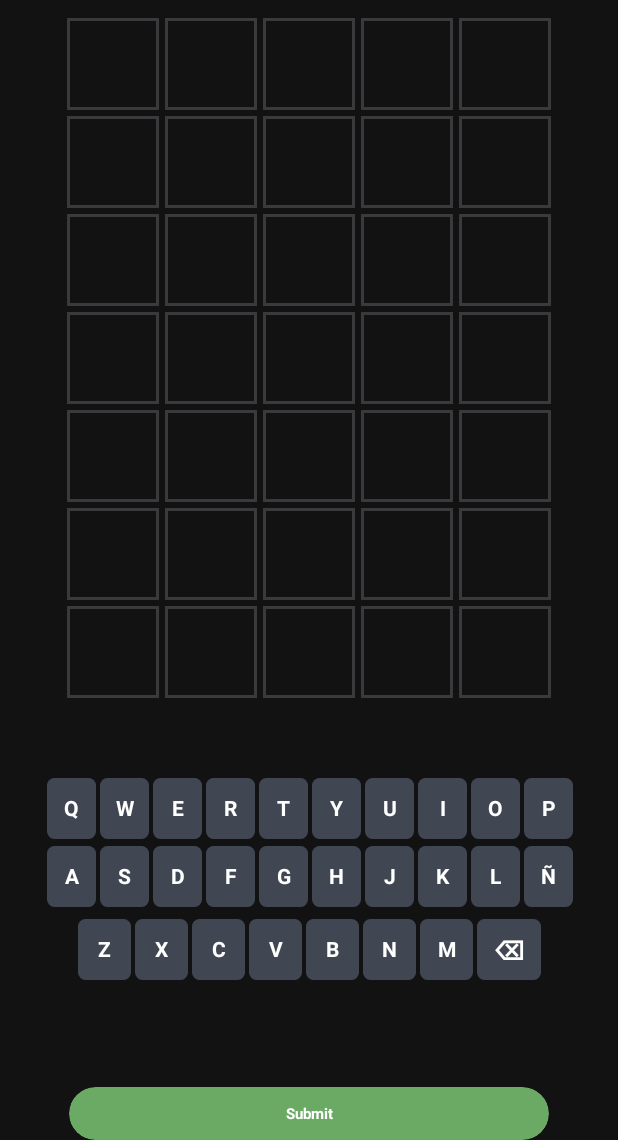
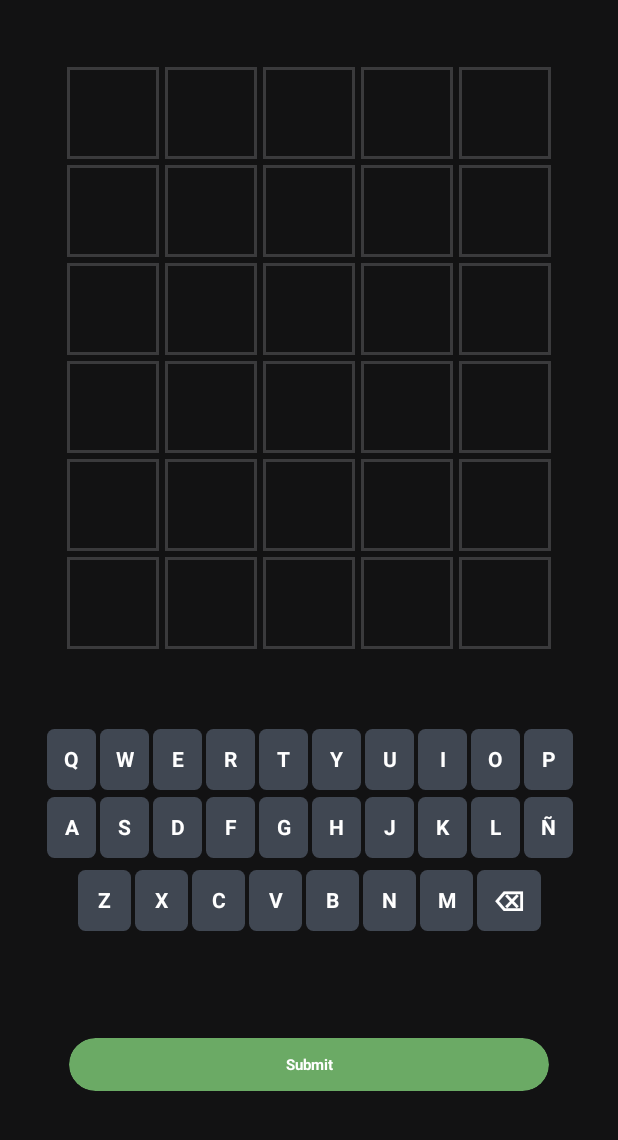
Before and after one commit to Ana3Lu/Wordle, an Android app built with Jetpack Compose: the GameScreen screen opened through its navigation route, after a tap on "Submit", on a phone screen of 412 x 824 dp, the part 96-1236 px from its top. Run offline under Robolectric (Android 15) with nearby library versions, the phone set to English and light mode, and no system bars.

Commit message:
Agrega funcionalidad del juego

```diff
--- a/app/src/main/java/com/unisabana/wordle/presentation/components/Cell.kt
+++ b/app/src/main/java/com/unisabana/wordle/presentation/components/Cell.kt
@@ -91,9 +91,36 @@ fun RowCells(
 }
 
 @Composable
-fun Grid(solution: String, currentWord: String, attempts: List<String>, size: Int) {
-    for (i in 0..6) {
-        RowCells("     ", size = size)
+fun Grid(
+    solution: String,
+    attempts: List<String>,
+    currentWord: String,
+    size: Int,
+    maxAttempts: Int = 6
+) {
+    Column {
+        // Show previous attempts
+        attempts.forEach { attempt ->
+            RowCells(
+                str = attempt.padEnd(5, ' '),
+                wordTarget = solution,
+                size = size
+            )
+        }
+
+        // Show current attempt
+        if (attempts.size < maxAttempts) {
+            RowCells(
+                str = currentWord.padEnd(5, ' '),
+                size = size
+            )
+        }
+
+        // Fill empty spaces
+        val remainingAttempts = maxAttempts - attempts.size - 1
+        for (i in 0 until remainingAttempts) {
+            RowCells(" ".repeat(5), size = size)
+        }
     }
 }
 
--- a/app/src/main/java/com/unisabana/wordle/presentation/screens/game/GameScreen.kt
+++ b/app/src/main/java/com/unisabana/wordle/presentation/screens/game/GameScreen.kt
@@ -27,7 +27,6 @@ fun GameScreen(
     gameViewModel: GameViewModel = viewModel()
 ) {
     val sizeMatrixCell = 65
-    val attempCount = 6
 
     Scaffold (
         topBar = {
@@ -63,7 +62,16 @@ fun GameScreen(
                 )
 
                 Spacer(modifier = Modifier.height(70.dp))
-                AppButton("Submit", gameViewModel::onSubmit)
+                AppButton("Submit") {
+                    gameViewModel.onSubmit(
+                        onWin = {
+                            onSubmit()
+                        },
+                        onLose = {
+                            onSubmit()
+                        }
+                    )
+                }
             }
         }
     }
```
Also changed, not shown: app/src/main/java/com/unisabana/wordle/presentation/navigation/AppNavigator.kt (+8 -1 lines), app/src/main/java/com/unisabana/wordle/presentation/screens/game/GameViewModel.kt (+10 -5 lines).
